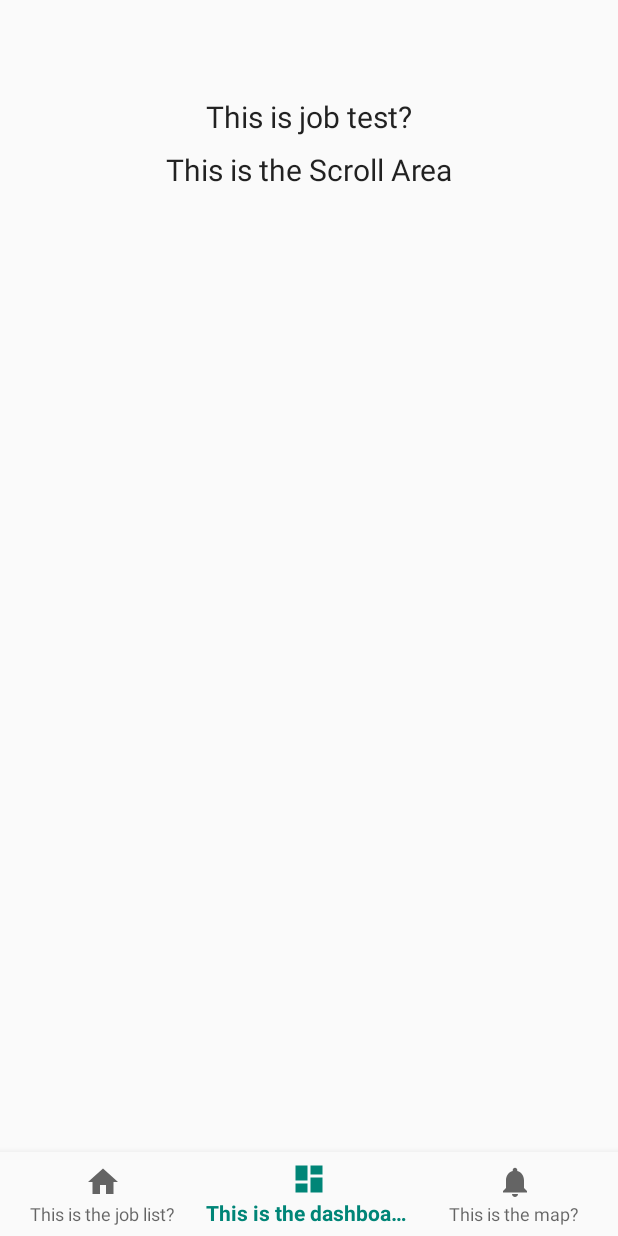
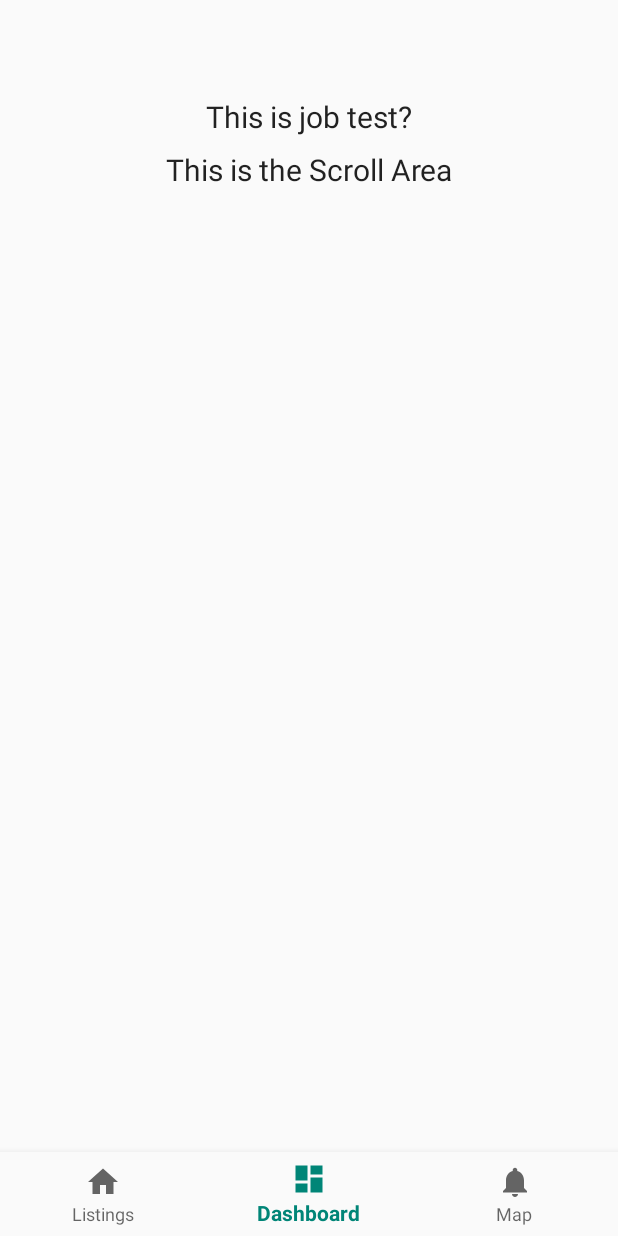
Before and after one commit to WSU-4110/Lawn-Care, an Android app: the HomeFragment screen opened through its navigation route, item 2 of the bottom bar chosen, on a phone screen of 412 x 824 dp. Run offline under Robolectric (Android 15) with nearby library versions, the light colour scheme and no system bars; our stand-ins replace navigation-ui; 2 statements that could not run were skipped.

Commit message:
Update strings.xml

```diff
--- a/app/src/main/res/values/strings.xml
+++ b/app/src/main/res/values/strings.xml
@@ -24,9 +24,9 @@
     <string name="Job_Type">Job Type</string>
     <string name="Property_Size">Property Size</string>
     <string name="jobTest">This is job test?</string>
-    <string name="title_jobList">This is the job list?</string>
-    <string name="title_dashboard">This is the dashboard?</string>
-    <string name="title_map">This is the map?</string>
+    <string name="title_jobList">Listings</string>
+    <string name="title_dashboard">Dashboard</string>
+    <string name="title_map">Map</string>
     <string name="enter_phone_number">Enter Phone Number</string>
     <string name="property_owner">Property Owner</string>
     <string name="name">Name:</string>
```
